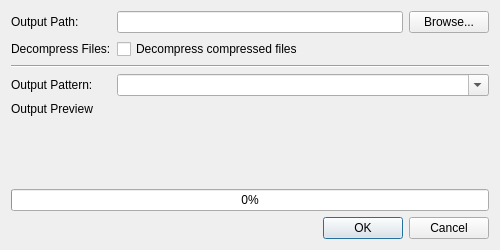
The window that astrofilemanager/ui/ExportDialog.ui (bcolyn/PhotonFinder) describes before a commit, drawn with Qt 5.
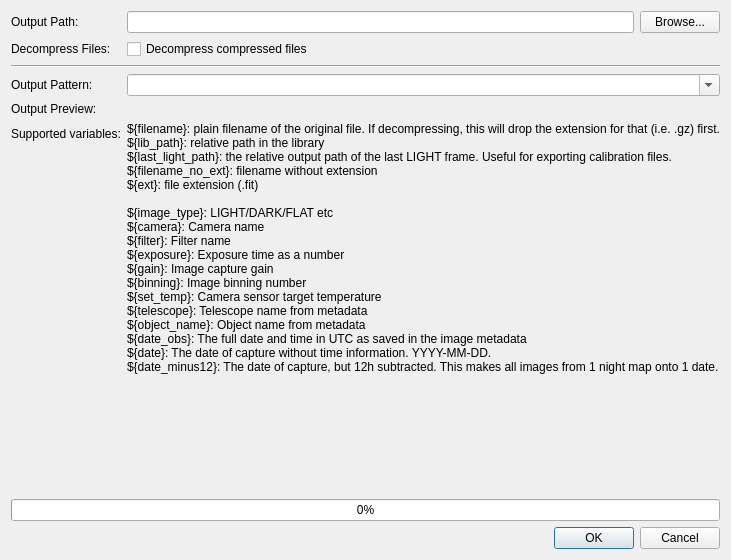
The same window after the commit.

Commit message: Add help text to the export dialog

```diff
--- a/astrofilemanager/ui/ExportDialog.ui
+++ b/astrofilemanager/ui/ExportDialog.ui
@@ -6,8 +6,8 @@
    <rect>
     <x>0</x>
     <y>0</y>
-    <width>500</width>
-    <height>250</height>
+    <width>726</width>
+    <height>560</height>
    </rect>
   </property>
   <property name="windowTitle">
@@ -75,7 +75,7 @@
      <item row="5" column="0">
       <widget class="QLabel" name="label_4">
        <property name="text">
-        <string>Output Preview</string>
+        <string>Output Preview:</string>
        </property>
       </widget>
      </item>
@@ -86,6 +86,42 @@
        </property>
       </widget>
      </item>
+     <item row="6" column="1">
+      <widget class="QLabel" name="label_5">
+       <property name="text">
+        <string>${filename}: plain filename of the original file. If decompressing, this will drop the extension for that (i.e. .gz) first.
+${lib_path}: relative path in the library
+${last_light_path}: the relative output path of the last LIGHT frame. Useful for exporting calibration files.
+${filename_no_ext}: filename without extension
+${ext}: file extension (.fit)
+
+${image_type}: LIGHT/DARK/FLAT etc
+${camera}: Camera name
+${filter}: Filter name
+${exposure}: Exposure time as a number
+${gain}: Image capture gain
+${binning}: Image binning number
+${set_temp}: Camera sensor target temperature
+${telescope}: Telescope name from metadata
+${object_name}: Object name from metadata
+${date_obs}: The full date and time in UTC as saved in the image metadata
+${date}: The date of capture without time information. YYYY-MM-DD.
+${date_minus12}: The date of capture, but 12h subtracted. This makes all images from 1 night map onto 1 date.
+
+</string>
+       </property>
+       <property name="textInteractionFlags">
+        <set>Qt::TextInteractionFlag::TextSelectableByMouse</set>
+       </property>
+      </widget>
+     </item>
+     <item row="6" column="0">
+      <widget class="QLabel" name="label_6">
+       <property name="text">
+        <string>Supported variables:</string>
+       </property>
+      </widget>
+     </item>
     </layout>
    </item>
    <item>
```
The commit also changes 1 other file.
